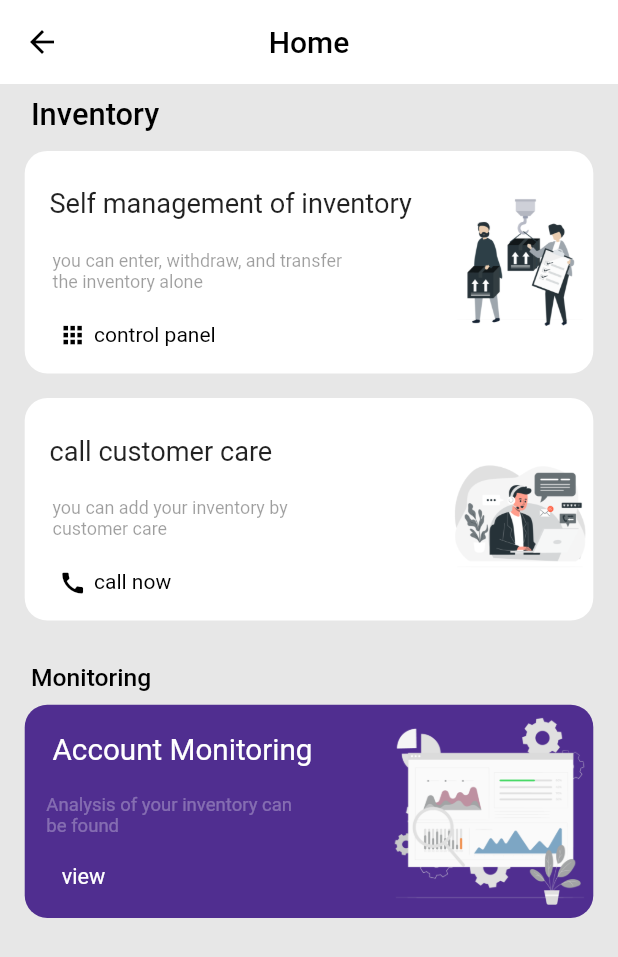
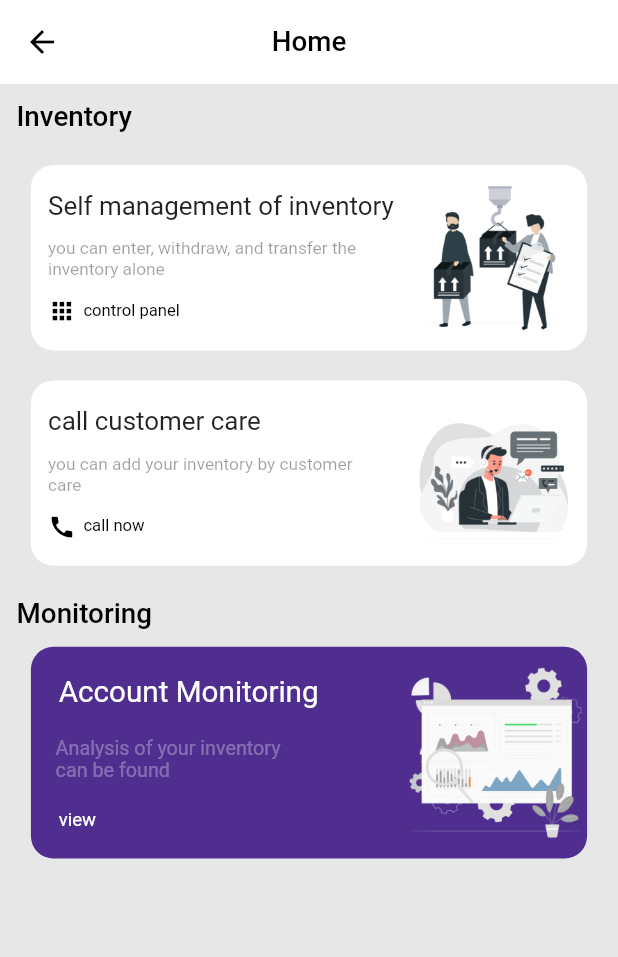
Before and after one commit to ahmadalbasha77/dhliz_app2, a Flutter app: the HomeScreen screen opened directly, on a phone screen of 412 x 824 dp. Shown: the top 957 px of the screen. Run offline on Flutter 3.47's test engine with Material 3 defaults, Android fonts, the light colour scheme and no system bars; our stand-ins replace dropdown_search, easy_splash_screen, file_picker, firebase_core, firebase_messaging, flutter_local_notifications and 19 more; missing offline and left inert: flutter_app_badger, flutter_phone_direct_caller, flutter_polyline_points, moyasar, search_map_place_updated, simple_barcode_scanner; accounts and stored records are empty.

Commit message:
edit size home screen

```diff
--- a/lib/view/main/home_screen.dart
+++ b/lib/view/main/home_screen.dart
@@ -1,11 +1,10 @@
 import 'package:flutter/material.dart';
 import 'package:flutter_phone_direct_caller/flutter_phone_direct_caller.dart';
+import 'package:flutter_screenutil/flutter_screenutil.dart';
 import 'package:get/get.dart';
-
 import '../../config/utils.dart';
 import '../home/account_monitoring_screen.dart';
 import '../home/self mangement of invntory/self_management_of_inventory_screen.dart';
-import '../../config/shared_prefs_client.dart';
 
 class HomeScreen extends StatelessWidget {
   const HomeScreen({Key? key}) : super(key: key);
@@ -18,6 +17,11 @@ class HomeScreen extends StatelessWidget {
   @override
   Widget build(BuildContext context) {
     final screenSize = MediaQuery.of(context).size;
+    final isTablet = screenSize.shortestSide >= 600; // Tablet threshold
+
+    double basePadding = isTablet ? 20 : 11;
+    double titleFontSize = isTablet ? 24 : 16;
+    double descriptionFontSize = isTablet ? 16 : 12;
 
     return WillPopScope(
       onWillPop: () async {
@@ -32,147 +36,60 @@ class HomeScreen extends StatelessWidget {
           backgroundColor: Colors.white,
           title: Text(
             "Home".tr,
-            style: TextStyle(color: Colors.black),
+            style: TextStyle(
+                color: Colors.black,
+                fontSize: screenSize.width * (isTablet ? 0.03 : 0.045)),
           ),
           centerTitle: true,
         ),
         body: SingleChildScrollView(
           child: Column(
-            mainAxisAlignment: MainAxisAlignment.start,
             crossAxisAlignment: CrossAxisAlignment.start,
             children: [
-              Container(
-                margin: EdgeInsets.symmetric(
-                    horizontal: screenSize.width * 0.05,
-                    vertical: screenSize.height * 0.01),
+              Padding(
+                padding: EdgeInsets.all(basePadding),
                 child: Text(
                   "Inventory".tr,
                   style: TextStyle(
-                    fontSize: screenSize.width * 0.05,
+                      fontSize: screenSize.width * (isTablet ? 0.042 : 0.045),
                       color: Colors.black,
-                    fontWeight: FontWeight.w500,
+                      fontWeight: FontWeight.w500),
                 ),
               ),
-              ),
-              // SizedBox(
-              //   height: screenSize.height * 0.002,
-              // ),
-              _buildInventoryItem(
+              _buildInventoryCard(
+                  context,
                   screenSize,
+                  "SELF.png",
                   "Self management of inventory".tr,
                   "you can enter, withdraw, and transfer the inventory alone"
                       .tr,
-                  'image/home/SELF.png',
-                  () => Get.to(() => const SelfManagementOfInventoryScreen()),
-                  'control panel',
-                  Icon(
-                    Icons.apps,
-                    color: Colors.black,
-                    size: screenSize.width * 0.045,
-                  )),
-              SizedBox(
-                height: screenSize.height * 0.01,
-              ),
-              _buildInventoryItem(
+                  Icons.apps_rounded,
+                  "control panel".tr),
+              _buildInventoryCard(
+                  context,
                   screenSize,
+                  "Customer careCustomer care.png",
                   "call customer care".tr,
                   "you can add your inventory by customer care".tr,
-                'image/home/Customer careCustomer care.png',
-                _callNumber,
-                'call now',
-                Icon(
                   Icons.call,
-                  color: Colors.black,
-                  size: screenSize.width * 0.045,
-                ),
-              ),
-              SizedBox(
-                height: screenSize.height * 0.02,
-              ),
-              Container(
-                margin: EdgeInsets.symmetric(
-                    horizontal: screenSize.width * 0.05,
-                    vertical: screenSize.width * 0.02),
+                  "call now".tr),
+              Padding(
+                padding: EdgeInsets.all(basePadding),
                 child: Text(
                   "Monitoring".tr,
                   style: TextStyle(
-                    fontSize: screenSize.width * 0.04,
+                      fontSize: screenSize.width * (isTablet ? 0.042 : 0.045),
                       color: Colors.black,
-                    fontWeight: FontWeight.w500,
+                      fontWeight: FontWeight.w500),
                 ),
               ),
-              ),
-              InkWell(
-                onTap: () {
-                  print('************************************');
-                  print(sharedPrefsClient.accessToken);
-
-                  print('************************************');
-                  Get.to(() => const StockMonitoringScreen());
-                },
-                child: Container(
-                  margin:
-                      EdgeInsets.symmetric(horizontal: screenSize.width * 0.04),
-                  decoration: BoxDecoration(
-                    borderRadius: BorderRadius.circular(15),
-                    color: Color.fromRGBO(80, 46, 144, 1.0),
-                  ),
-                  child: Row(
-                    mainAxisAlignment: MainAxisAlignment.spaceBetween,
-                    children: [
-                      Column(
-                        crossAxisAlignment: CrossAxisAlignment.start,
-                        children: [
-                          Container(
-                            margin: EdgeInsets.all(screenSize.width * 0.045),
-                            child: Text(
+              _buildMonitoringCard(
+                  context,
+                  screenSize,
+                  "analytics.png",
                   "Account Monitoring".tr,
-                              style: TextStyle(
-                                fontSize: screenSize.width * 0.048,
-                                color: Colors.white,
-                              ),
-                            ),
-                          ),
-                          Container(
-                            width: 170,
-                            margin: EdgeInsets.symmetric(
-                                horizontal: screenSize.width * 0.035),
-                            child: Text(
                   "Analysis of your inventory can be found".tr,
-                              style: TextStyle(
-                                fontSize: screenSize.width * 0.03,
-                                color: Colors.white30,
-                              ),
-                            ),
-                          ),
-                          Container(
-                            margin: EdgeInsets.symmetric(
-                              vertical: screenSize.width * 0.045,
-                              horizontal: screenSize.width * 0.06,
-                            ),
-                            child: Text(
-                              "view".tr,
-                              style: TextStyle(
-                                  color: Colors.white,
-                                  fontSize: screenSize.width * 0.035),
-                            ),
-                          ),
-                        ],
-                      ),
-                      Container(
-                        margin: EdgeInsets.all(screenSize.width * 0.005),
-                        child: Image.asset(
-                          'image/home/analytics.png',
-                          width: screenSize.width * 0.33,
-                        ),
-                      )
-                    ],
-                  ),
-                ),
-              ),
-              SizedBox(
-                height: screenSize.width * 0.045,
-              )
+                  "view".tr),
             ],
           ),
         ),
@@ -180,31 +97,28 @@ class HomeScreen extends StatelessWidget {
     );
   }
 
-  Widget _buildInventoryItem(
+  Widget _buildInventoryCard(
+      BuildContext context,
       Size screenSize,
+      String imagePath,
       String title,
-    String description,
-    String imagePath,
-    Function() onTap,
-    String text,
-    Icon icon,
-  ) {
+      String subtitle,
+      IconData icon,
+      String iconText) {
+    bool isTablet = screenSize.width > 600;
+    double widthMultiplier = isTablet ? 0.04 : 0.05;
+
     return Container(
-      height: screenSize.height * 0.18,
-      padding: EdgeInsets.symmetric(
-        vertical: screenSize.width * 0.025,
-        horizontal: screenSize.width * 0.01,
-      ),
+      height: screenSize.width * (isTablet ? 0.3 : 0.3),
+      margin: EdgeInsets.symmetric(
+          horizontal: screenSize.width * widthMultiplier, vertical: 10),
+      padding: EdgeInsets.all(10.w),
       decoration: BoxDecoration(
         color: Colors.white,
         borderRadius: BorderRadius.circular(15),
       ),
-      margin: EdgeInsets.symmetric(
-        vertical: screenSize.width * 0.01,
-        horizontal: screenSize.width * 0.04,
-      ),
       child: InkWell(
-        onTap: onTap,
+        onTap: () => Get.to(() => const SelfManagementOfInventoryScreen()),
         child: Row(
           mainAxisAlignment: MainAxisAlignment.spaceBetween,
           children: [
@@ -212,59 +126,90 @@ class HomeScreen extends StatelessWidget {
               crossAxisAlignment: CrossAxisAlignment.start,
               mainAxisAlignment: MainAxisAlignment.spaceAround,
               children: [
-                Container(
-                  child: Text(
-                    title,
+                Text(title.tr,
                     style: TextStyle(
-                      fontSize: screenSize.width * 0.044,
+                        fontSize:
+                            screenSize.width * (isTablet ? 0.04 : 0.042))),
+                SizedBox(
+                  width: screenSize.width * (isTablet ? 0.5 : 0.5),
+                  child: Text(subtitle.tr,
+                      style: TextStyle(
+                          fontSize:
+                              screenSize.width * (isTablet ? 0.022 : 0.028),
+                          color: Colors.black38)),
+                ),
+                Row(
+                  children: [
+                    Icon(icon,
+                        color: Colors.black,
+                        size: screenSize.width * (isTablet ? 0.04 : 0.045)),
+                    SizedBox(width: 5),
+                    Text(iconText.tr,
+                        style: TextStyle(
+                            color: Colors.black,
+                            fontSize:
+                                screenSize.width * (isTablet ? 0.027 : 0.027))),
+                  ],
+                )
+              ],
+            ),
+            Image.asset('image/home/$imagePath', width: screenSize.width * 0.25)
+          ],
         ),
       ),
+    );
+  }
+
+  Widget _buildMonitoringCard(BuildContext context, Size screenSize,
+      String imagePath, String title, String subtitle, String buttonText) {
+    bool isTablet = screenSize.width > 600;
+    double widthMultiplier = isTablet ? 0.075 : 0.05;
+
+    return InkWell(
+      onTap: () => Get.to(() => const StockMonitoringScreen()),
+      child: Container(
         margin: EdgeInsets.symmetric(
-                    horizontal: screenSize.width * 0.03,
-                    vertical: screenSize.width * 0.02,
+          horizontal: screenSize.width * (isTablet ? 0.04 : 0.05),
         ),
+        decoration: BoxDecoration(
+            borderRadius: BorderRadius.circular(15),
+            color: Color.fromRGBO(80, 46, 144, 1.0)),
+        child: Row(
+          mainAxisAlignment: MainAxisAlignment.spaceBetween,
+          children: [
+            Column(
+              crossAxisAlignment: CrossAxisAlignment.start,
+              children: [
+                Padding(
+                  padding: EdgeInsets.all(screenSize.width * 0.045),
+                  child: Text(title.tr,
+                      style: TextStyle(
+                          fontSize: screenSize.width * 0.048,
+                          color: Colors.white)),
                 ),
                 Container(
                   margin: EdgeInsets.symmetric(
-                    horizontal: screenSize.width * 0.035,
+                      horizontal: screenSize.width * (isTablet ? 0.035 : 0.04)),
+                  width: screenSize.width * (isTablet ? 0.4 : 0.4),
+                  child: Text(subtitle.tr,
+                      style: TextStyle(
+                          fontSize:
+                              screenSize.width * (isTablet ? 0.028 : 0.032),
+                          color: Colors.white30)),
                 ),
-                  child: Container(
-                    width: screenSize.width * 0.48,
-                    child: Text(
-                      description,
+                Padding(
+                  padding: EdgeInsets.symmetric(
+                      vertical: screenSize.width * 0.045,
+                      horizontal: screenSize.width * 0.045),
+                  child: Text(buttonText.tr,
                       style: TextStyle(
-                        fontSize: screenSize.width * 0.029,
-                        color: Colors.black38,
-                      ),
-                    ),
-                  ),
-                ),
-                Container(
-                  margin: EdgeInsets.only(
-                    top: screenSize.height * 0.0082,
-                    left: screenSize.width * 0.045,
-                    right: screenSize.width * 0.045,
-                  ),
-                  child: Row(
-                    children: [
-                      icon,
-                      SizedBox(
-                        width: 5,
-                      ),
-                      Text(
-                        text.tr,
-                        style: TextStyle(color: Colors.black),
-                      )
-                    ],
-                  ),
+                          color: Colors.white,
+                          fontSize:
+                              screenSize.width * (isTablet ? 0.035 : 0.03))),
                 ),
               ],
             ),
-            Image.asset(
-              imagePath,
-              width: screenSize.width * 0.22,
-              height: screenSize.height * 0.13,
-            )
+            Image.asset('image/home/$imagePath', width: screenSize.width * 0.3),
           ],
         ),
       ),
```
Lines whose indentation alone changed are shown as unchanged.
